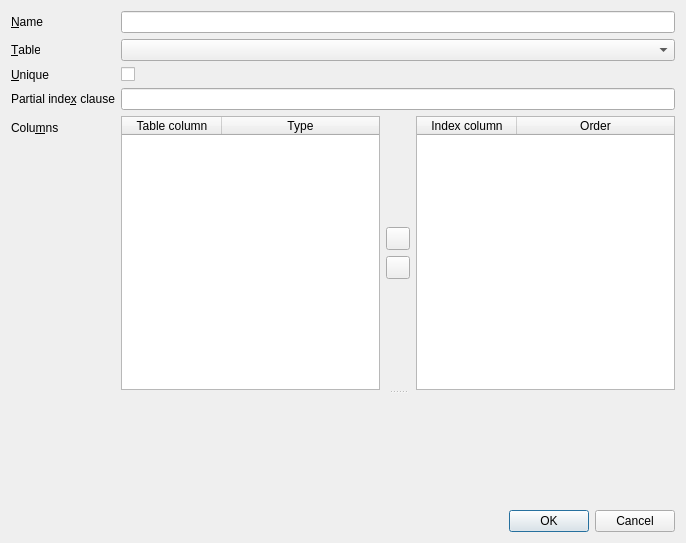
sqlitebrowser/sqlitebrowser, file src/EditIndexDialog.ui: the form before one commit.
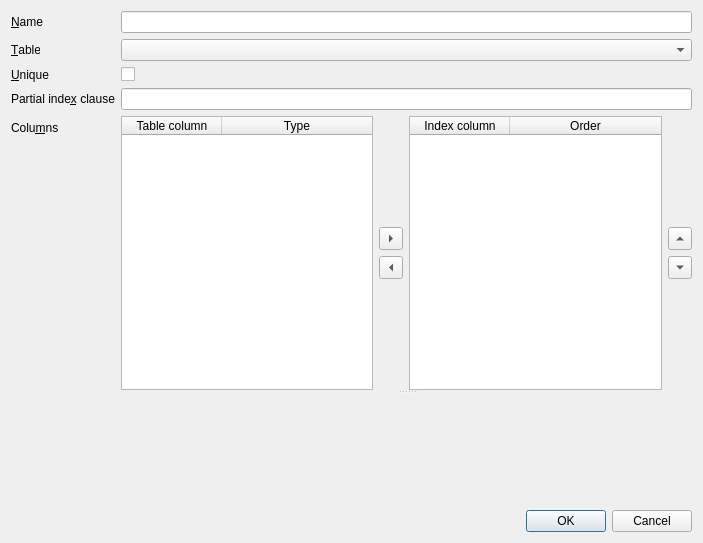
The form after the commit. Icons and pictures are not drawn. Custom widgets are drawn as their Qt base class.

Commit message:
Add buttons for changing the column order in Edit Index dialog
Add two buttons for moving index columns up or down in the Edit Index
dialog.

Diff of the .ui file:
```diff
--- a/src/EditIndexDialog.ui
+++ b/src/EditIndexDialog.ui
@@ -6,7 +6,7 @@
    <rect>
     <x>0</x>
     <y>0</y>
-    <width>686</width>
+    <width>703</width>
     <height>543</height>
    </rect>
   </property>
@@ -17,7 +17,7 @@
    <iconset resource="icons/icons.qrc">
     <normaloff>:/icons/index_create</normaloff>:/icons/index_create</iconset>
   </property>
-  <layout class="QVBoxLayout" name="verticalLayout_2">
+  <layout class="QVBoxLayout" name="verticalLayout_3">
    <item>
     <layout class="QFormLayout" name="formLayout">
      <item row="0" column="0">
@@ -138,17 +138,15 @@
            </item>
            <item>
             <widget class="QToolButton" name="buttonToIndex">
-             <property name="icon">
-              <iconset resource="icons/icons.qrc">
-               <normaloff>:/icons/run</normaloff>:/icons/run</iconset>
+             <property name="arrowType">
+              <enum>Qt::RightArrow</enum>
              </property>
             </widget>
            </item>
            <item>
             <widget class="QToolButton" name="buttonFromIndex">
-             <property name="icon">
-              <iconset resource="icons/icons.qrc">
-               <normaloff>:/icons/resultset_previous.png</normaloff>:/icons/resultset_previous.png</iconset>
+             <property name="arrowType">
+              <enum>Qt::LeftArrow</enum>
              </property>
             </widget>
            </item>
@@ -214,6 +212,50 @@
            </column>
           </widget>
          </item>
+         <item>
+          <layout class="QVBoxLayout" name="verticalLayout_2">
+           <item>
+            <spacer name="verticalSpacer_4">
+             <property name="orientation">
+              <enum>Qt::Vertical</enum>
+             </property>
+             <property name="sizeHint" stdset="0">
+              <size>
+               <width>20</width>
+               <height>40</height>
+              </size>
+             </property>
+            </spacer>
+           </item>
+           <item>
+            <widget class="QToolButton" name="buttonMoveColumnUp">
+             <property name="arrowType">
+              <enum>Qt::UpArrow</enum>
+             </property>
+            </widget>
+           </item>
+           <item>
+            <widget class="QToolButton" name="buttonMoveColumnDown">
+             <property name="arrowType">
+              <enum>Qt::DownArrow</enum>
+             </property>
+            </widget>
+           </item>
+           <item>
+            <spacer name="verticalSpacer_3">
+             <property name="orientation">
+              <enum>Qt::Vertical</enum>
+             </property>
+             <property name="sizeHint" stdset="0">
+              <size>
+               <width>20</width>
+               <height>40</height>
+              </size>
+             </property>
+            </spacer>
+           </item>
+          </layout>
+         </item>
         </layout>
        </widget>
        <widget class="SqlTextEdit" name="sqlTextEdit" native="true">
```
Left out of the diff: 82 changed lines with no effect on the pictures. The commit also changes 3 other files.
